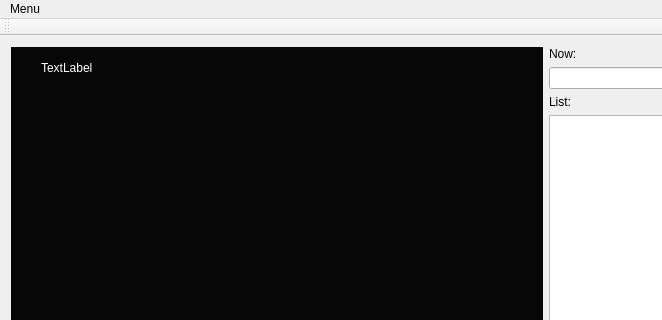
yat011/singk_qt, file mainwindow.ui: the form before one commit; both pictures show x 0 to 662 and y 0 to 320 of the 842 by 611 pixel window.
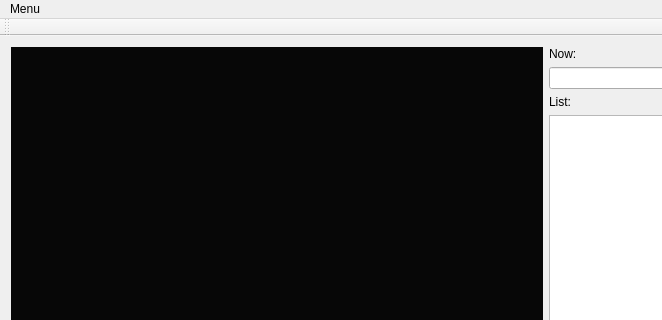
The form after the commit.

Diff of the .ui file:
```diff
--- a/mainwindow.ui
+++ b/mainwindow.ui
@@ -30,26 +30,7 @@
           <property name="styleSheet">
            <string notr="true">background-color: rgb(7, 7, 7);</string>
           </property>
-          <widget class="QLabel" name="info_label">
-           <property name="geometry">
-            <rect>
-             <x>30</x>
-             <y>0</y>
-             <width>511</width>
-             <height>41</height>
-            </rect>
-           </property>
-           <property name="styleSheet">
-            <string notr="true">font: 75 10pt &quot;MS Shell Dlg 2&quot;;color:rgb(255, 255, 255);
-</string>
-           </property>
-           <property name="text">
-            <string>TextLabel</string>
-           </property>
-           <property name="wordWrap">
-            <bool>true</bool>
-           </property>
-          </widget>
+          <layout class="QVBoxLayout" name="verticalLayout_5"/>
          </widget>
         </item>
         <item>
```
